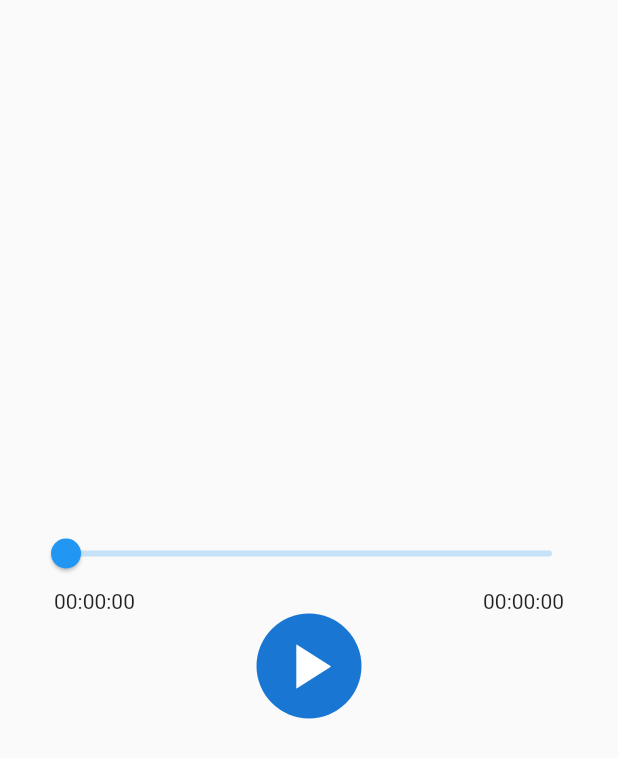
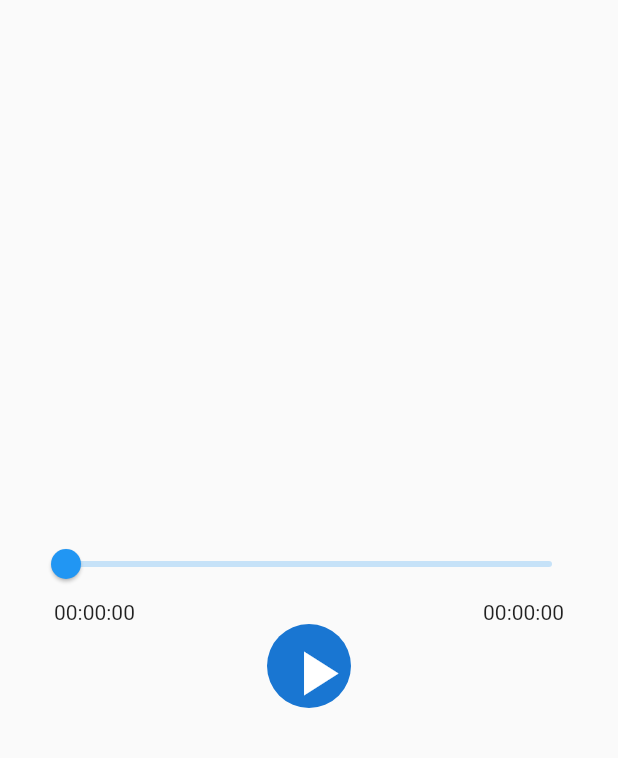
Before and after one commit to Muralidhar216/deeplearningflutter, a Flutter app: the Audio_Player screen opened directly, on a phone screen of 412 x 824 dp. Shown: the top 758 px of the screen. Run offline on Flutter 3.47's test engine with Material 2 defaults, Android fonts, the light colour scheme and no system bars; our stand-ins replace audioplayers, file_picker.

Commit message:
first commit

```diff
--- a/lib/audioplayer.dart
+++ b/lib/audioplayer.dart
@@ -92,7 +92,7 @@ class _Audio_PlayerState extends State<Audio_Player> {
                 ),
               ),
               CircleAvatar(
-                radius: 35,
+                radius: 28,
                 child: IconButton(
                   icon: Icon(
                     isPlaying ? Icons.pause : Icons.play_arrow,
```
